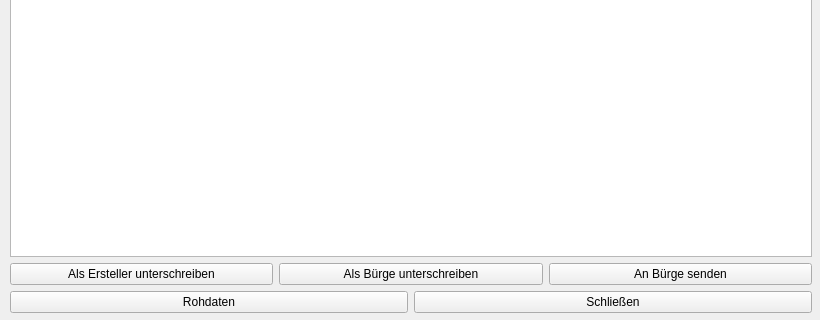
The window that src/gui/qt/ui_components/form_show_voucher.ui (minutogit/eMinuto-Desktop-Prototype) describes before a commit, drawn with Qt 5; both pictures show x 0 to 820 and y 431 to 751 of the 820 by 751 pixel window.
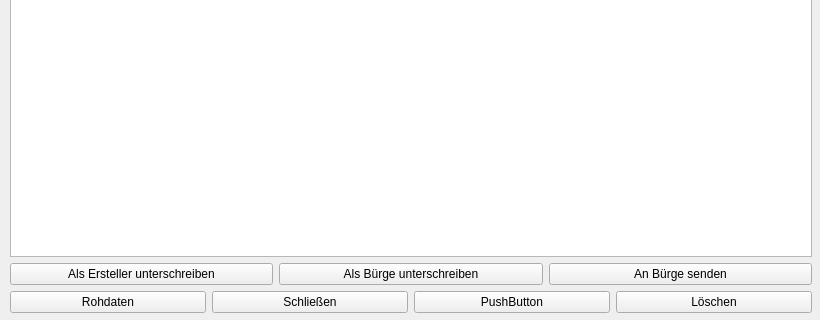
The same window after the commit.

Commit message: added gui deletion of vouchers

```diff
--- a/src/gui/qt/ui_components/form_show_voucher.ui
+++ b/src/gui/qt/ui_components/form_show_voucher.ui
@@ -98,6 +98,20 @@
         </property>
        </widget>
       </item>
+      <item>
+       <widget class="QPushButton" name="pushButtonRecover">
+        <property name="text">
+         <string>PushButton</string>
+        </property>
+       </widget>
+      </item>
+      <item>
+       <widget class="QPushButton" name="pushButtonTrash">
+        <property name="text">
+         <string>Löschen</string>
+        </property>
+       </widget>
+      </item>
      </layout>
     </item>
    </layout>
```
The commit also changes 4 other files.
